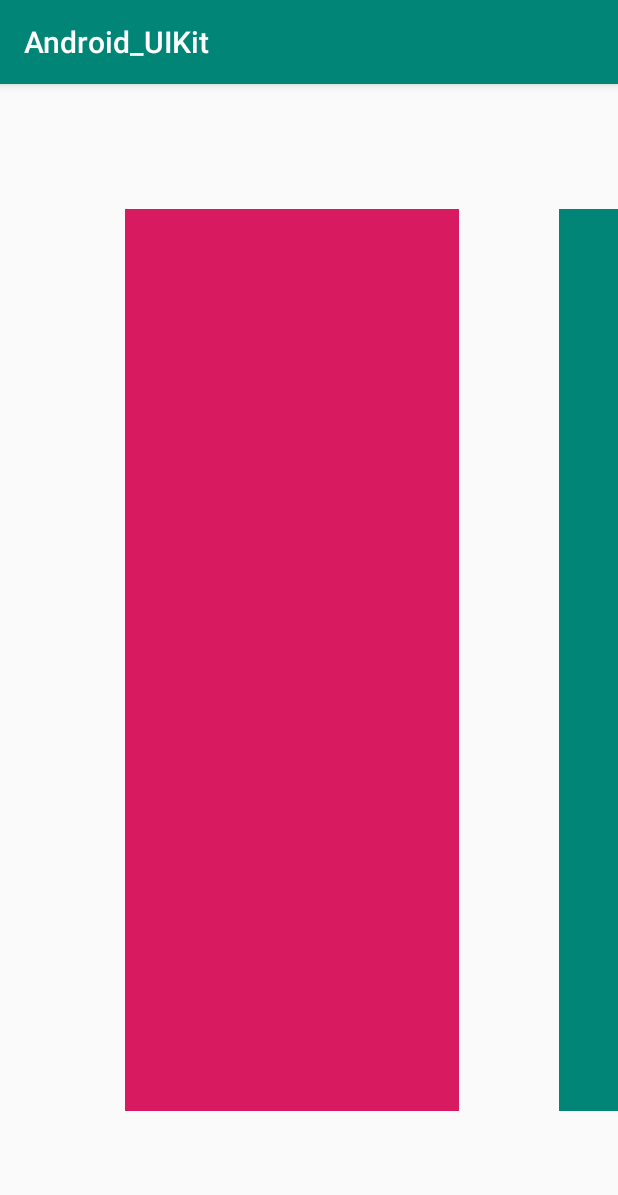
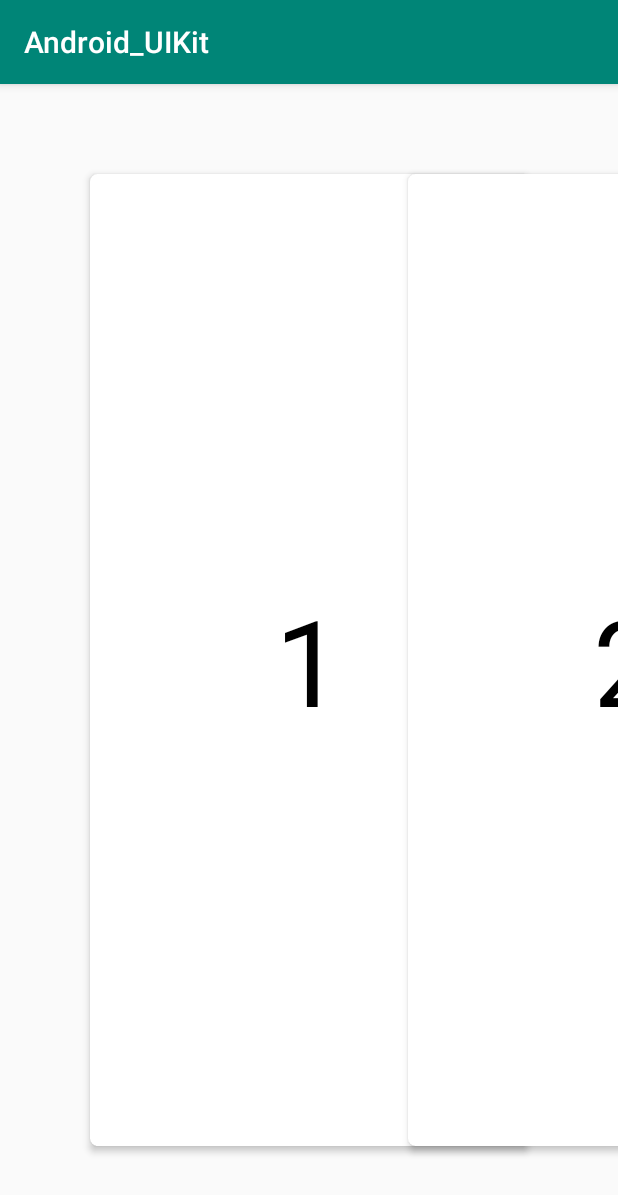
Before and after one commit to pj0579/Android_UIKit, an Android app: the screen it shows after launch (CardPagerActivity before the commit, TinderActivity after it), after a tap on "优酷首页高清板块切换效果", on a phone screen of 412 x 824 dp. Shown: the top 1195 px of the screen. Run offline under Robolectric (Android 15) with nearby library versions, the phone set to English and light mode, and no system bars; our stand-ins replace ButterKnife; 1 statement that could not run was skipped.

Commit message:
修正偏移

```diff
--- a/app/build.gradle
+++ b/app/build.gradle
@@ -43,4 +43,5 @@ dependencies {
     implementation 'com.jakewharton:butterknife:8.8.1'
     annotationProcessor 'com.jakewharton:butterknife-compiler:8.8.1'
     implementation files('libs/nineoldandroids-2.4.0.jar')
+    implementation 'com.android.support:cardview-v7:28.0.0'
 }
--- a/app/src/main/AndroidManifest.xml
+++ b/app/src/main/AndroidManifest.xml
@@ -18,6 +18,7 @@
         </activity>
         <activity android:name=".main.measure_spec.MeasureSpecActivity"/>
         <activity android:name=".main.card_views.CardPagerActivity"/>
+        <activity android:name=".main.card_views.TinderActivity"/>
     </application>
 
 </manifest>
--- a/app/src/main/java/com/github/xkk/android_uikit/main/MainActivity.java
+++ b/app/src/main/java/com/github/xkk/android_uikit/main/MainActivity.java
@@ -10,6 +10,7 @@ import android.widget.TextView;
 import com.github.xkk.android_uikit.R;
 import com.github.xkk.android_uikit.common.BaseRecyclerViewAdapter;
 import com.github.xkk.android_uikit.main.card_views.CardPagerActivity;
+import com.github.xkk.android_uikit.main.card_views.TinderActivity;
 import com.github.xkk.android_uikit.main.measure_spec.MeasureSpecActivity;
 
 import java.util.ArrayList;
@@ -58,7 +59,7 @@ public class MainActivity extends AppCompatActivity {
                         startActivity(inent);
                         break;
                     case 1:
-                        Intent card = new Intent(MainActivity.this, CardPagerActivity.class);
+                        Intent card = new Intent(MainActivity.this, TinderActivity.class);
                         startActivity(card);
                         break;
                 }
--- a/app/src/main/java/com/github/xkk/android_uikit/main/card_views/CardPagerViewer.java
+++ /dev/null
@@ -1,82 +0,0 @@
-package com.github.xkk.android_uikit.main.card_views;
-
-import android.content.Context;
-import android.support.annotation.NonNull;
-import android.support.annotation.Nullable;
-import android.support.v4.view.ViewPager;
-import android.util.AttributeSet;
-import android.util.Log;
-import android.view.View;
-
-import com.nineoldandroids.view.ViewHelper;
-
-import java.util.HashMap;
-import java.util.LinkedHashMap;
-
-public class CardPagerViewer extends ViewPager {
-
-    private float mTrans;
-    private float mScale;
-    /**
-     * 最大的缩小比例
-     */
-    private static final float SCALE_MAX = 0.5f;
-    private static final String TAG = "CardPagerViewer";
-    /**
-     * 保存position与对于的View
-     */
-    private HashMap<Integer, View> mChildrenViews = new LinkedHashMap<Integer, View>();
-    /**
-     * 滑动时左边的元素
-     */
-    private View mLeft;
-    /**
-     * 滑动时右边的元素
-     */
-    private View mRight;
-
-    public CardPagerViewer(Context context, AttributeSet attrs) {
-        super(context, attrs);
-    }
-
-    @Override
-    public void onPageScrolled(int position, float positionOffset,
-                               int positionOffsetPixels) {
-
-        Log.e(TAG, "position=" + position + ", positionOffset = " + positionOffset + " ,positionOffsetPixels =  " + positionOffsetPixels + " , currentPos = " + getCurrentItem());
-
-        //滑动特别小的距离时，我们认为没有动，可有可无的判断
-        float effectOffset = isSmall(positionOffset) ? 0 : positionOffset;
-
-        // 添加切换动画效果
-        animateStack(position, effectOffset, positionOffsetPixels);
-        super.onPageScrolled(position, positionOffset, positionOffsetPixels);
-    }
-
-    public void setObjectForPosition(View view, int position) {
-        mChildrenViews.put(position, view);
-    }
-
-    /**
-     * 通过过位置获得对应的View
-     *
-     * @param position
-     * @return
-     */
-    public View findViewFromObject(int position) {
-        return mChildrenViews.get(position);
-    }
-
-    private boolean isSmall(float positionOffset) {
-        return Math.abs(positionOffset) < 0.0001;
-    }
-
-    protected void animateStack(int position, float effectOffset,
-                                int positionOffsetPixels) {
-    }
-
-    public void setPageTransformer(PageTransformer pageTransformer) {
-    }
-
-
-}
--- /dev/null
+++ b/app/src/main/java/com/github/xkk/android_uikit/main/card_views/GuideFragment.java
@@ -0,0 +1,45 @@
+package com.github.xkk.android_uikit.main.card_views;
+
+import android.os.Bundle;
+import android.support.annotation.Nullable;
+import android.support.v4.app.Fragment;
+import android.view.LayoutInflater;
+import android.view.View;
+import android.view.ViewGroup;
+import android.widget.TextView;
+
+import com.github.xkk.android_uikit.R;
+
+public class GuideFragment extends Fragment {
+    public GuideFragment() {
+        // Required empty public constructor
+    }
+
+    public static GuideFragment newInstance(int pageIndex) {
+
+        Bundle args = new Bundle();
+        args.putInt("key", pageIndex);
+        GuideFragment fragment = new GuideFragment();
+        fragment.setArguments(args);
+        return fragment;
+    }
+
+
+    @Override
+    public View onCreateView(LayoutInflater inflater, ViewGroup container,
+                             Bundle savedInstanceState) {
+        View view = inflater.inflate(R.layout.fragment_gude, container, false);
+
+        TextView tvText = (TextView) view.findViewById(R.id.tv_text);
+
+        int pageIndex = getArguments().getInt("key", 0) + 1;
+        tvText.setText(String.valueOf(pageIndex));
+        return view;
+    }
+
+    @Override
+    public void onViewCreated(View view, @Nullable Bundle savedInstanceState) {
+        super.onViewCreated(view, savedInstanceState);
+
+    }
+}
--- /dev/null
+++ b/app/src/main/java/com/github/xkk/android_uikit/main/card_views/TinderActivity.java
@@ -0,0 +1,60 @@
+package com.github.xkk.android_uikit.main.card_views;
+
+import android.os.Bundle;
+import android.support.annotation.Nullable;
+import android.support.v4.app.Fragment;
+import android.support.v4.app.FragmentPagerAdapter;
+import android.support.v4.view.ViewPager;
+
+import com.github.xkk.android_uikit.R;
+import com.github.xkk.android_uikit.common.BaseActivity;
+
+import java.util.ArrayList;
+import java.util.List;
+
+import butterknife.BindView;
+
+public class TinderActivity extends BaseActivity {
+
+    @BindView(R.id.id_viewPager)
+    ViewPager viewPager;
+    private FragmentPagerAdapter mAdapter;
+    private List<Fragment> mFragments;
+
+    @Override
+    protected void onCreate(@Nullable Bundle savedInstanceState) {
+        super.onCreate(savedInstanceState);
+        setContentView(R.layout.activity_tinder);
+        bindButter();
+        mFragments = getFragments();
+        initPager();
+    }
+
+    private void initPager() {
+        viewPager.setOffscreenPageLimit(10);
+        viewPager.setPageTransformer(false, new TinderAnimation());
+        mAdapter = new FragmentPagerAdapter(getSupportFragmentManager()) {
+            @Override
+            public Fragment getItem(int i) {
+                return mFragments.get(i);
+            }
+
+            @Override
+            public int getCount() {
+                return mFragments.size();
+            }
+        };
+        viewPager.setAdapter(mAdapter);
+    }
+
+    private List<Fragment> getFragments() {
+        List<Fragment> mFragments = new ArrayList<>();
+        for (int i = 0; i < 15; i++) {
+            Fragment fragment = GuideFragment.newInstance(i);
+            mFragments.add(fragment);
+
+        }
+        return mFragments;
+    }
+
+}
--- /dev/null
+++ b/app/src/main/java/com/github/xkk/android_uikit/main/card_views/TinderAnimation.java
@@ -0,0 +1,31 @@
+package com.github.xkk.android_uikit.main.card_views;
+
+import android.support.annotation.NonNull;
+import android.support.v4.view.ViewPager;
+import android.view.View;
+
+public class TinderAnimation implements ViewPager.PageTransformer {
+    @Override
+    public void transformPage(@NonNull View page, float position) {
+        if (position <= 0.0f) {
+            //被滑动的那页
+            float transX = -(page.getWidth() * position) + ((60) * position);
+            page.setTranslationX(transX);
+            //缩放比例
+            float scale = (page.getWidth() + 40 * position) / (float) (page.getWidth());
+            page.setScaleX(scale);
+            page.setScaleY(scale);
+            if(position==0){
+                page.setAlpha(1);
+            }else if(position<-2){
+                page.setAlpha(0);
+            }else{
+                page.setAlpha(1/-position);
+            }
+        } else {
+            // 下一页
+            float transX = -((300) * position);
+            page.setTranslationX(transX);
+        }
+    }
+}
--- /dev/null
+++ b/app/src/main/res/layout/activity_tinder.xml
@@ -0,0 +1,14 @@
+<?xml version="1.0" encoding="utf-8"?>
+<android.support.design.widget.CoordinatorLayout xmlns:android="http://schemas.android.com/apk/res/android"
+    xmlns:app="http://schemas.android.com/apk/res-auto"
+    xmlns:tools="http://schemas.android.com/tools"
+    android:layout_width="match_parent"
+    android:layout_height="match_parent"
+    >
+
+    <android.support.v4.view.ViewPager
+        android:id="@+id/id_viewPager"
+        android:layout_width="match_parent"
+        android:layout_height="match_parent" />
+
+</android.support.design.widget.CoordinatorLayout>
--- /dev/null
+++ b/app/src/main/res/layout/fragment_gude.xml
@@ -0,0 +1,44 @@
+<?xml version="1.0" encoding="utf-8"?><!-- 使用AndroidAutoLayout进行卡片适配 -->
+<RelativeLayout xmlns:android="http://schemas.android.com/apk/res/android"
+    xmlns:card_view="http://schemas.android.com/apk/res-auto"
+    android:layout_width="match_parent"
+    android:layout_height="match_parent"
+    android:focusable="false"
+    android:gravity="center_horizontal"
+    android:orientation="vertical"
+    >
+
+
+    <android.support.v7.widget.CardView
+        android:id="@+id/card_view"
+        android:layout_width="match_parent"
+        android:layout_height="match_parent"
+        android:layout_marginLeft="60dp"
+        android:layout_marginRight="60dp"
+        android:layout_marginBottom="60dp"
+        android:layout_marginTop="60dp"
+        android:focusable="false"
+        card_view:cardCornerRadius="5dp"
+        card_view:cardElevation="3dp">
+
+        <LinearLayout
+            android:layout_width="match_parent"
+            android:layout_height="match_parent"
+            android:gravity="center"
+            android:orientation="vertical">
+
+            <TextView
+                android:id="@+id/tv_text"
+                android:layout_width="wrap_content"
+                android:layout_height="wrap_content"
+                android:text="1"
+                android:textColor="#000"
+                android:textSize="80sp"/>
+
+        </LinearLayout>
+
+
+    </android.support.v7.widget.CardView>
+
+    <!-- 高 667 dp-->
+</RelativeLayout>
```
